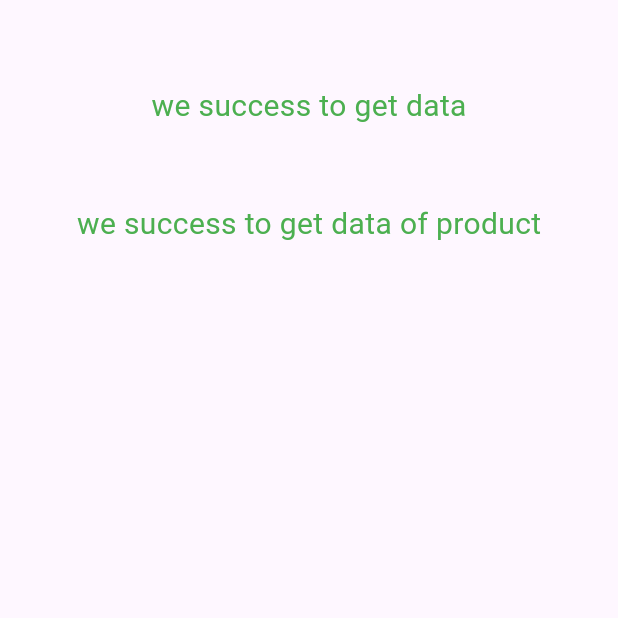
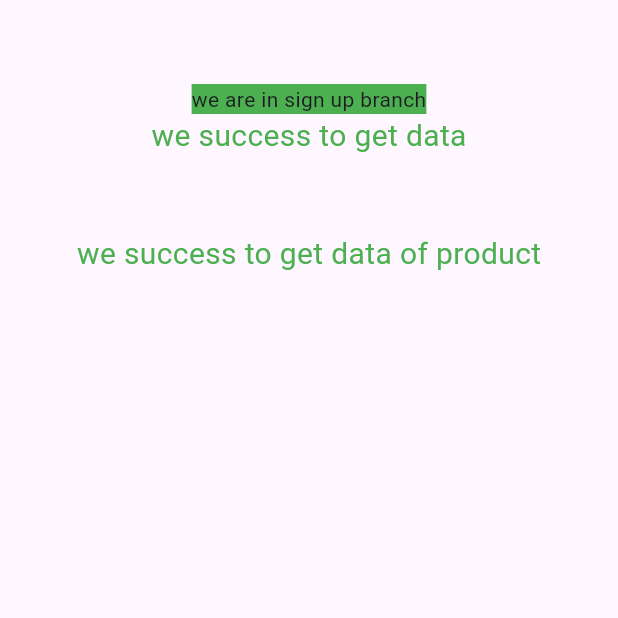
Before and after one commit to BakriCB9/testapp, a Flutter app: the HomeScreen screen opened directly, on a phone screen of 412 x 824 dp, the top half of it. Run offline on Flutter 3.47's test engine with Material 3 defaults, Android fonts, the phone set to English and light mode, and no system bars; our stand-ins replace bloc, equatable, flutter_bloc.

Commit message:
update some file in sign up

```diff
--- a/lib/details_screen.dart
+++ b/lib/details_screen.dart
@@ -1,6 +1,4 @@
 import 'package:flutter/material.dart';
-import 'package:flutter_bloc/flutter_bloc.dart';
-import 'package:test_app/bloc/home_screen_bloc.dart';
 
 class DetailsScreen extends StatefulWidget {
   const DetailsScreen({super.key});
@@ -12,7 +10,7 @@ class DetailsScreen extends StatefulWidget {
 class _DetailsScreenState extends State<DetailsScreen> {
   @override
   Widget build(BuildContext context) {
-    return Column(
+    return const Column(
       children: [
         // BlocBuilder<HomeScreenBloc,HomeScreenState>(builder: (context,statre){
 
--- a/lib/main.dart
+++ b/lib/main.dart
@@ -1,6 +1,6 @@
 import 'package:flutter/material.dart';
 import 'package:flutter_bloc/flutter_bloc.dart';
-import 'package:test_app/api/cubit/home_cubit_cubit.dart';
+
 import 'package:test_app/bloc/home_screen_bloc.dart';
 import 'package:test_app/domain/usecase/usecase_category.dart';
 import 'package:test_app/domain/usecase/usecase_product.dart';
@@ -30,30 +30,34 @@ class HomeScreen extends StatefulWidget {
 }
 
 class _HomeScreenState extends State<HomeScreen> {
-  UseCaseCategory useCaseCategory=UseCaseCategory();
+  UseCaseCategory useCaseCategory = UseCaseCategory();
 
-  HomeScreenBloc homeCubit = HomeScreenBloc(UseCaseCategory(),UsecaseProduct());
-
+  HomeScreenBloc homeCubit =
+      HomeScreenBloc(UseCaseCategory(), UsecaseProduct());
 
   @override
   Widget build(BuildContext context) {
-    context.read<HomeScreenBloc>().add(GetProductsEvent());
-    context.read<HomeScreenBloc>().add(GetCategoriesEvent());
-    // BlocProvider.of<HomeScreenBloc>(context).add(GetCategoriesEvent());
+    print('we are in sign up featre now ');
+    //Scaffold.of(context).
+    //context.read<HomeScreenBloc>().add(GetProductsEvent());
+    //context.read<HomeScreenBloc>().add(GetCategoriesEvent());
+    BlocProvider.of<HomeScreenBloc>(context).add(GetCategoriesEvent());
+    print('');
 
     return Scaffold(
       appBar: AppBar(),
       body: Column(
         children: [
+          Container(
+            color: Colors.green,
+            child: const Text('we are in sign up branch'),
+          ),
           BlocBuilder<HomeScreenBloc, HomeStateBloc>(
-
             bloc: homeCubit,
             builder: (context, state) {
               if (state.isCategoryLoading) {
-
                 return const Center(child: CircularProgressIndicator());
               } else if (state.categoryList.isEmpty) {
-
                 return const Center(
                   child: Text(
                     'we success to get data',
@@ -66,21 +70,17 @@ class _HomeScreenState extends State<HomeScreen> {
                 'Failded to get data now fromm category',
                 style: TextStyle(fontSize: 20, color: Colors.red),
               );
-
             },
           ),
           const SizedBox(height: 50),
           BlocBuilder<HomeScreenBloc, HomeStateBloc>(
-
               bloc: homeCubit,
               builder: (context, state) {
                 if (state.isProductLoading) {
-
-                  return const  Center(
+                  return const Center(
                     child: CircularProgressIndicator(),
                   );
                 } else if (state.productList.isEmpty) {
-
                   return const Center(
                     child: Text(
                       'we success to get data of product',
@@ -93,7 +93,6 @@ class _HomeScreenState extends State<HomeScreen> {
                   'Failded to get data now',
                   style: TextStyle(fontSize: 20, color: Colors.red),
                 );
-
               })
         ],
       ),
--- a/lib/state.dart
+++ b/lib/state.dart
@@ -20,3 +20,9 @@ class ProductSuccess extends HomeScreenState {
 }
 
 class ProductError extends HomeScreenState {}
+
+class SignUpLoading extends HomeScreenState {}
+
+class SignUpSuccess extends HomeScreenState {}
+
+class SignUpError extends HomeScreenState {}
```
